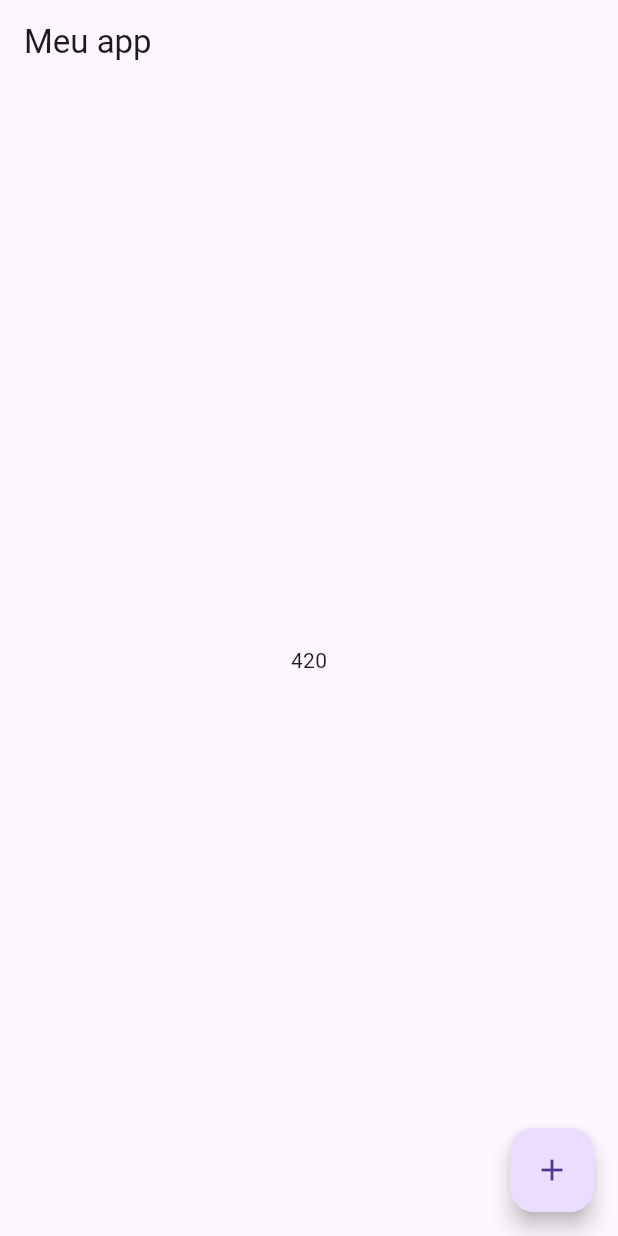
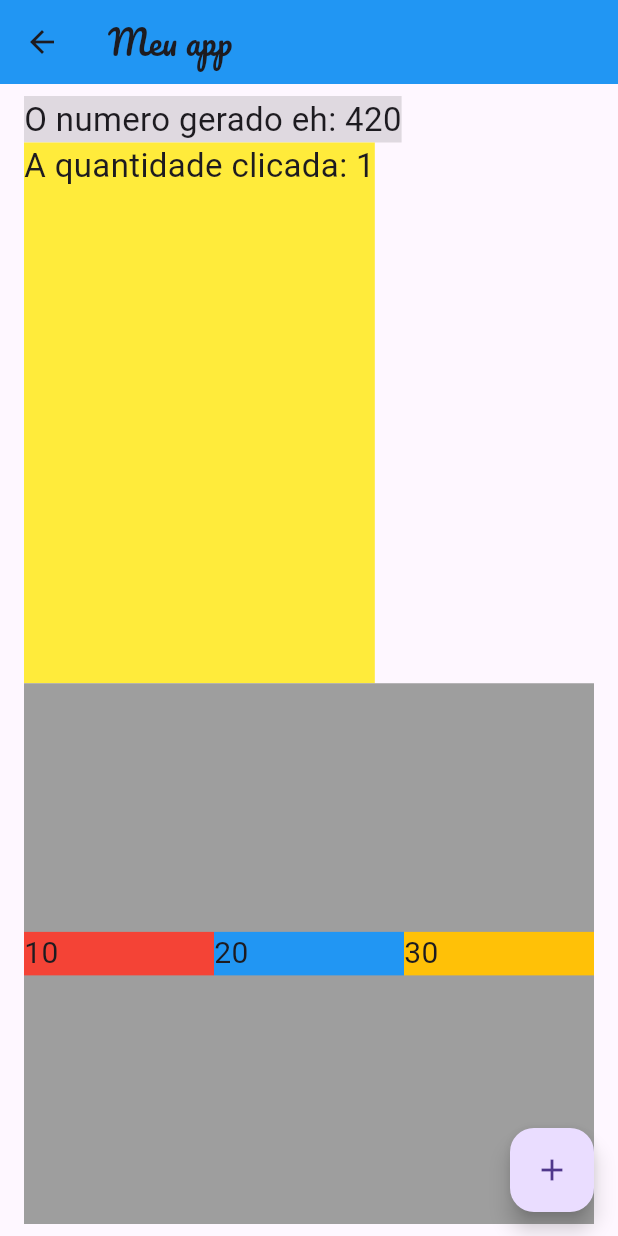
Before and after one commit to fabioes99/1-projeto-Flutter, a Flutter app: the Homepage screen opened directly, after a tap on the "add" icon, on a phone screen of 412 x 824 dp. Run offline on Flutter 3.47's test engine with Material 3 defaults, Android fonts, the light colour scheme and no system bars; our stand-ins replace google_fonts; Roboto replaces fonts that are missing (Acme).

Commit message:
aprendendo sobre componentes e estilos

```diff
--- a/lib/main.dart
+++ b/lib/main.dart
@@ -1,57 +1,7 @@
-import 'dart:math';
-
+import 'package:_1_projeto/my_app.dart';
 import 'package:flutter/material.dart';
 
+
 void main(){
-  runApp(MyApp());
+  runApp(const MyApp());
 }
-
-class MyApp extends StatelessWidget {
-  const MyApp({super.key});
-
-  @override
-  Widget build(BuildContext context) {
-    return MaterialApp(
-      debugShowCheckedModeBanner: false,
-      theme: ThemeData(
-        primarySwatch:  Colors.red
-      ),
-      home: const Homepage(),
-    );
-  }
-}
-
-class Homepage extends StatefulWidget {
-  const Homepage({super.key});
-
-  @override
-  State<Homepage> createState() => _HomepageState();
-}
-
-class _HomepageState extends State<Homepage> {
-
-  var numeroAleatorio = 0;
-
-  int _gerarNumeroAleatorio(){
-    Random numeroAleatorio = Random();
-    return numeroAleatorio.nextInt(1000);
-  }
-
-  @override
-  Widget build(BuildContext context) {
-    return Scaffold(
-      appBar: AppBar(
-        title:const Text("Meu app"),
-      ),
-      body: Center(child: Text(numeroAleatorio.toString())),
-      floatingActionButton: FloatingActionButton(
-        child: const Icon(Icons.add),
-        onPressed: () {
-          setState( () {
-            numeroAleatorio = _gerarNumeroAleatorio();
-          } );
-        },
-      ),
-    );
-  }
-}
--- /dev/null
+++ b/lib/pages/home_page.dart
@@ -0,0 +1,75 @@
+import 'package:_1_projeto/services/gerar_numero_aleatorio.dart' ;
+import 'package:flutter/material.dart';
+import 'package:google_fonts/google_fonts.dart';
+
+
+class Homepage extends StatefulWidget {
+  const Homepage({super.key});
+
+  @override
+  State<Homepage> createState() => _HomepageState();
+}
+
+class _HomepageState extends State<Homepage> {
+
+  int numeroAleatorio = 0;
+  int qtdeCliques = 0;
+
+  @override
+  Widget build(BuildContext context) {
+    return Scaffold(
+      appBar: AppBar(
+        title: const Text(
+          "Meu app",
+          //style: GoogleFonts.pacifico(),
+        ),
+        backgroundColor: Colors.blue,
+        //style: GoogleFonts.
+      ),
+      body: Container(
+        width: double.infinity,
+        margin: const EdgeInsets.symmetric(horizontal: 16, vertical: 8),
+        child: Column(
+          mainAxisAlignment: MainAxisAlignment.start,
+          crossAxisAlignment: CrossAxisAlignment.start,
+          children: [
+              Container(
+                color: Colors.black12,
+                child: Text("O numero gerado eh: $numeroAleatorio",
+                 style: GoogleFonts.roboto(fontSize: 22.0),),
+              ),
+              Expanded(
+                child: Container(
+                  color: Colors.yellow,
+                  child: Text("A quantidade clicada: $qtdeCliques",
+                   style: GoogleFonts.roboto(fontSize: 22.0),),
+                ),
+              ),
+              Expanded(
+                child: Container(
+                  color: Colors.grey,
+                  child: Row(
+                    mainAxisAlignment: MainAxisAlignment.spaceBetween,
+                    children: [
+                      Expanded(child: Container( color: Colors.red, child: Text("10", style: GoogleFonts.acme(fontSize: 20),)) ),
+                      Expanded(child: Container( color: Colors.blue, child: Text("20", style: GoogleFonts.acme(fontSize: 20),))),
+                      Expanded(child: Container( color: Colors.amber, child: Text("30", style: GoogleFonts.acme(fontSize: 20),))),
+                    ],
+                   ),
+                ),
+              )
+          ],
+        ),
+      ),
+      floatingActionButton: FloatingActionButton(
+        child: const Icon(Icons.add),
+        onPressed: () {
+          setState( () {
+            qtdeCliques += 1;
+            numeroAleatorio = GeradorNumeroAleatorio.gerarNumeroAleatorio();
+          } );
+        },
+      ),
+    );
+  }
+}
--- /dev/null
+++ b/lib/services/gerar_numero_aleatorio.dart
@@ -0,0 +1,8 @@
+import 'dart:math';
+
+class GeradorNumeroAleatorio{
+    static int gerarNumeroAleatorio(){
+    Random numeroAleatorio = Random();
+    return numeroAleatorio.nextInt(1000);
+  }
+}
--- a/pubspec.yaml
+++ b/pubspec.yaml
@@ -28,6 +28,7 @@ environment:
 # the latest version available on pub.dev. To see which dependencies have newer
 # versions available, run `flutter pub outdated`.
 dependencies:
+  google_fonts: ^6.1.0
   flutter:
     sdk: flutter
 
@@ -45,7 +46,7 @@ dev_dependencies:
   # activated in the `analysis_options.yaml` file located at the root of your
   # package. See that file for information about deactivating specific lint
   # rules and activating additional ones.
-  flutter_lints: ^2.0.0
+  flutter_lints: ^3.0.1
 
 # For information on the generic Dart part of this file, see the
 # following page: https://dart.dev/tools/pub/pubspec
```
Also changed, not shown: lib/my_app.dart (added, +20 -0 lines), lib/pages/login_page.dart (added, +15 -0 lines), pubspec.lock, 1 other file.
